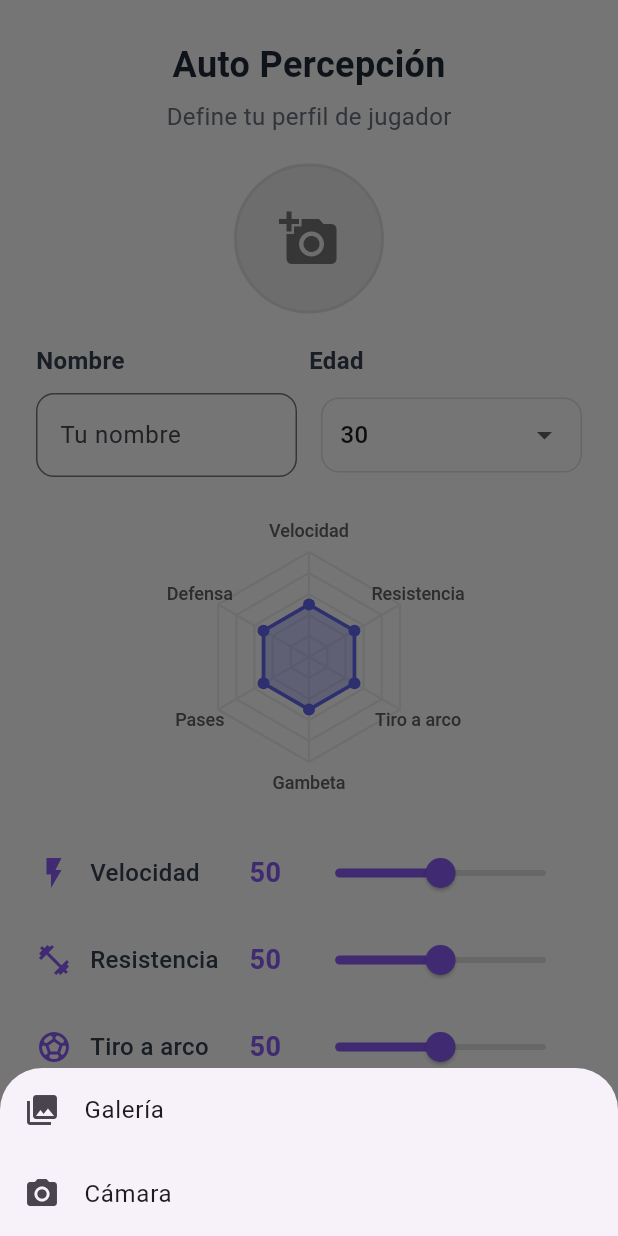
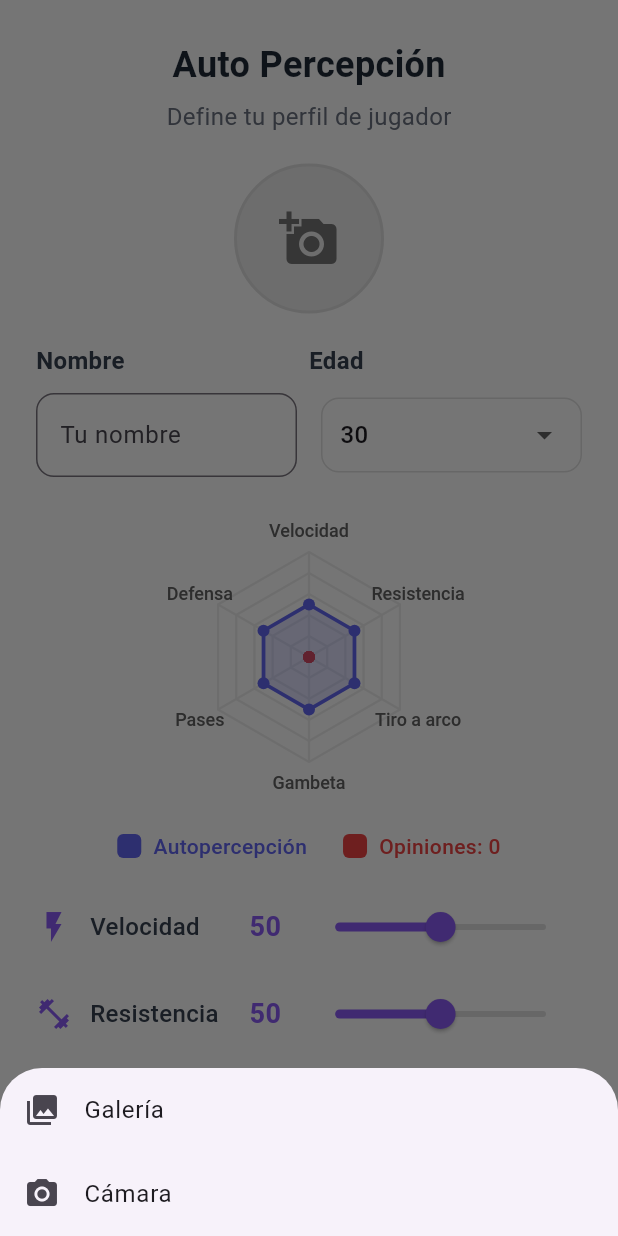
Before and after one commit to martinartaza/phone-app-verification, a Flutter app: the ProfileScreen screen opened by its route, after a tap on the "add a photo" icon, on a phone screen of 412 x 824 dp. Run offline on Flutter 3.47's test engine with Material 3 defaults, Android fonts, the phone set to English and light mode, and no system bars; our stand-ins replace image_picker, shared_preferences; accounts and stored records are empty; Roboto replaces fonts that are missing (SF Pro Display).

Commit message:
Add dual hexagon_chart

```diff
--- a/lib/models/user_profile.dart
+++ b/lib/models/user_profile.dart
@@ -10,6 +10,7 @@ class UserProfile {
   final bool isMidfielder;
   final bool isDefender;
   final bool profileCompleted;
+  final int numberOfOpinions;
 
   UserProfile({
     this.name = '',
@@ -23,6 +24,7 @@ class UserProfile {
     this.isMidfielder = false,
     this.isDefender = false,
     this.profileCompleted = false,
+    this.numberOfOpinions = 0,
   }) : skills = skills ?? {
           'velocidad': 50.0,
           'resistencia': 50.0,
@@ -52,6 +54,7 @@ class UserProfile {
     bool? isMidfielder,
     bool? isDefender,
     bool? profileCompleted,
+    int? numberOfOpinions,
   }) {
     return UserProfile(
       name: name ?? this.name,
@@ -65,6 +68,7 @@ class UserProfile {
       isMidfielder: isMidfielder ?? this.isMidfielder,
       isDefender: isDefender ?? this.isDefender,
       profileCompleted: profileCompleted ?? this.profileCompleted,
+      numberOfOpinions: numberOfOpinions ?? this.numberOfOpinions,
     );
   }
 
@@ -81,6 +85,7 @@ class UserProfile {
       'is_midfielder': isMidfielder,
       'is_defender': isDefender,
       'profile_completed': profileCompleted,
+      'number_of_opinions': numberOfOpinions,
     };
   }
 
@@ -97,6 +102,7 @@ class UserProfile {
       isMidfielder: json['is_midfielder'] ?? false,
       isDefender: json['is_defender'] ?? false,
       profileCompleted: json['profile_completed'] ?? false,
+      numberOfOpinions: json['number_of_opinions'] ?? 0,
     );
   }
 }
--- a/lib/providers/profile.dart
+++ b/lib/providers/profile.dart
@@ -1,3 +1,4 @@
+import 'dart:io';
 import 'package:flutter/material.dart';
 import 'package:image_picker/image_picker.dart';
 import '../services/profile.dart';
@@ -15,9 +16,22 @@ class ProfileProvider with ChangeNotifier {
   bool get isLoading => _isLoading;
   String? get error => _error;
 
+  /// Provee una ImageProvider priorizando foto local y luego la URL del servidor.
+  /// Úsese en la UI para mantener el widget libre de lógica.
+  ImageProvider<Object> get profileImageProvider {
+    if (_profile.photoPath != null) {
+      return FileImage(File(_profile.photoPath!));
+    }
+    if (_profile.photoUrl != null && _profile.photoUrl!.isNotEmpty) {
+      return NetworkImage(_profile.photoUrl!);
+    }
+    // Fallback a un asset por defecto
+    return const AssetImage('assets/icons/logo.png');
+  }
+
   bool get isNameValid {
     final name = _profile.name.trim();
-    return name.length >= 4 && name.length <= 20 && !name.contains(' ');
+    return name.length >= 4 && name.length <= 30;
   }
 
   bool get canSaveProfile {
@@ -86,7 +100,7 @@ class ProfileProvider with ChangeNotifier {
 
   Future<bool> saveProfile(String token) async {
     if (!canSaveProfile) {
-      _setError('Llenar nombre de 4 a 20 caracteres (no puede ser espacio)');
+      _setError('El nombre debe tener entre 4 y 30 caracteres');
       return false;
     }
 
--- a/lib/screens/home.dart
+++ b/lib/screens/home.dart
@@ -120,18 +120,19 @@ class _HomeScreenState extends State<HomeScreen> with SingleTickerProviderStateM
                     border: Border.all(color: Colors.white, width: 2),
                   ),
                   child: ClipOval(
-                    child: profileProvider.profile.photoPath != null
-                        ? Image.file(
-                            File(profileProvider.profile.photoPath!),
+                    child: Image(
+                      image: profileProvider.profileImageProvider,
                       fit: BoxFit.cover,
-                          )
-                        : Container(
+                      errorBuilder: (context, error, stackTrace) {
+                        return Container(
                           color: Colors.white.withOpacity(0.2),
                           child: const Icon(
                             Icons.person,
                             color: Colors.white,
                             size: 24,
                           ),
+                        );
+                      },
                     ),
                   ),
                 ),
--- a/lib/screens/profile.dart
+++ b/lib/screens/profile.dart
@@ -4,7 +4,7 @@ import 'package:provider/provider.dart';
 import 'package:image_picker/image_picker.dart';
 import '../providers/profile.dart';
 import '../providers/auth.dart';
-import '../widgets/pentagon_chart.dart';
+import '../widgets/dual_hexagon_chart.dart';
 
 class ProfileScreen extends StatefulWidget {
   const ProfileScreen({Key? key}) : super(key: key);
@@ -16,6 +16,7 @@ class ProfileScreen extends StatefulWidget {
 class _ProfileScreenState extends State<ProfileScreen> {
   final _nameController = TextEditingController();
   int _selectedAge = 30;
+  VoidCallback? _providerListener;
 
   @override
   void initState() {
@@ -37,32 +38,39 @@ class _ProfileScreenState extends State<ProfileScreen> {
       print('  - profile.name: ${profileProvider.profile.name}');
       print('  - profile.age: ${profileProvider.profile.age}');
       print('  - _selectedAge: $_selectedAge');
+
+      // Suscribirse a cambios del provider para reflejar carga async del perfil
+      _providerListener = () {
+        final loadedName = profileProvider.profile.name;
+        if (_nameController.text != loadedName) {
+          _nameController.text = loadedName;
+        }
+
+        final loadedAge = profileProvider.profile.age;
+        if (_selectedAge != loadedAge && mounted) {
+          setState(() {
+            _selectedAge = loadedAge;
+          });
+        }
+      };
+      profileProvider.addListener(_providerListener!);
     });
   }
 
   @override
   void didChangeDependencies() {
     super.didChangeDependencies();
-    // Actualizar los campos cuando el perfil cambie (ej: después de cargar del servidor)
-    final profileProvider = Provider.of<ProfileProvider>(context, listen: false);
-
-    if (_selectedAge != profileProvider.profile.age) {
-      print('🔄 ProfileScreen didChangeDependencies:');
-      print('  - _selectedAge: $_selectedAge');
-      print('  - profile.age: ${profileProvider.profile.age}');
-      setState(() {
-        _selectedAge = profileProvider.profile.age;
-      });
-    }
-
-    // Actualizar el nombre si cambió
-    if (_nameController.text != profileProvider.profile.name) {
-      _nameController.text = profileProvider.profile.name;
-    }
   }
 
   @override
   void dispose() {
+    // Remover listener para evitar fugas de memoria
+    try {
+      final profileProvider = Provider.of<ProfileProvider>(context, listen: false);
+      if (_providerListener != null) {
+        profileProvider.removeListener(_providerListener!);
+      }
+    } catch (_) {}
     _nameController.dispose();
     super.dispose();
   }
@@ -145,9 +153,11 @@ class _ProfileScreenState extends State<ProfileScreen> {
 
                   const SizedBox(height: 20),
 
-                  // Pentágono
-                  PentagonChart(
-                    skills: profileProvider.profile.skills,
+                  // Hexágonos duales
+                  DualHexagonChart(
+                    selfPerceptionSkills: profileProvider.profile.skills,
+                    averageOpinionSkills: profileProvider.profile.averageSkills,
+                    numberOfOpinions: profileProvider.profile.numberOfOpinions,
                     size: 200,
                   ),
 
@@ -277,7 +287,7 @@ class _ProfileScreenState extends State<ProfileScreen> {
           borderSide: const BorderSide(color: Colors.red, width: 2),
         ),
         errorText: !profileProvider.isNameValid && _nameController.text.isNotEmpty
-            ? 'Nombre de 4 a 20 caracteres'
+            ? 'Nombre de 4 a 30 caracteres'
             : null,
       ),
     );
--- a/lib/services/profile.dart
+++ b/lib/services/profile.dart
@@ -31,7 +31,7 @@ class ProfileService {
         request.headers['Authorization'] = 'Bearer $token';
 
         // Agregar campos del perfil
-        request.fields['name'] = profile.name;
+        request.fields['firstname'] = profile.name;
         request.fields['age'] = profile.age.toString();
         request.fields['is_goalkeeper'] = profile.isGoalkeeper.toString();
         request.fields['is_forward'] = profile.isStriker.toString();
@@ -55,7 +55,7 @@ class ProfileService {
       } else {
         // Si no hay foto, usar JSON
         final body = {
-          'name': profile.name,
+          'firstname': profile.name,
           'age': profile.age,
           'is_goalkeeper': profile.isGoalkeeper,
           'is_forward': profile.isStriker,
@@ -134,6 +134,17 @@ class ProfileService {
             'defensa': (selfPerception['defending'] ?? 50).toDouble(),
           };
 
+          // Mapear average_opinion de inglés a español para uso interno
+          final averageOpinion = data['average_opinion'] as Map<String, dynamic>? ?? {};
+          final mappedAverageSkills = <String, double>{
+            'velocidad': (averageOpinion['speed'] ?? 0).toDouble(),
+            'resistencia': (averageOpinion['stamina'] ?? 0).toDouble(),
+            'tiro': (averageOpinion['shooting'] ?? 0).toDouble(),
+            'gambeta': (averageOpinion['dribbling'] ?? 0).toDouble(),
+            'pases': (averageOpinion['passing'] ?? 0).toDouble(),
+            'defensa': (averageOpinion['defending'] ?? 0).toDouble(),
+          };
+
           // Construir URL completa de la foto si existe
           String? fullPhotoUrl;
           if (data['photo_url'] != null && data['photo_url'].toString().isNotEmpty) {
@@ -144,15 +155,18 @@ class ProfileService {
           }
 
           final profile = UserProfile(
-            name: data['name'] ?? '',
+            // El backend devuelve first_name; usar fallback a firstname por compatibilidad
+            name: data['first_name'] ?? data['firstname'] ?? '',
             age: data['age'] ?? 30,
             photoUrl: fullPhotoUrl,
             skills: mappedSkills,
+            averageSkills: mappedAverageSkills,
             isGoalkeeper: data['is_goalkeeper'] ?? false,
             isStriker: data['is_forward'] ?? false,
             isMidfielder: data['is_midfielder'] ?? false,
             isDefender: data['is_defender'] ?? false,
             profileCompleted: true,
+            numberOfOpinions: data['number_of_opinions'] ?? 0,
           );
 
           print('✅ Profile loaded successfully from server');
--- /dev/null
+++ b/lib/widgets/dual_hexagon_chart.dart
@@ -0,0 +1,265 @@
+import 'dart:math';
+import 'package:flutter/material.dart';
+
+class DualHexagonChart extends StatelessWidget {
+  final Map<String, double> selfPerceptionSkills;
+  final Map<String, double> averageOpinionSkills;
+  final int numberOfOpinions;
+  final double size;
+
+  const DualHexagonChart({
+    Key? key,
+    required this.selfPerceptionSkills,
+    required this.averageOpinionSkills,
+    required this.numberOfOpinions,
+    this.size = 200,
+  }) : super(key: key);
+
+  @override
+  Widget build(BuildContext context) {
+    return Column(
+      children: [
+        // Hexágonos superpuestos
+        CustomPaint(
+          size: Size(size, size),
+          painter: DualHexagonPainter(
+            selfPerceptionSkills,
+            averageOpinionSkills,
+          ),
+        ),
+
+        const SizedBox(height: 16),
+
+        // Leyenda
+        Row(
+          mainAxisAlignment: MainAxisAlignment.center,
+          children: [
+            // Autopercepción
+            Row(
+              children: [
+                Container(
+                  width: 16,
+                  height: 16,
+                  decoration: BoxDecoration(
+                    color: const Color(0xFF6366F1), // Azul
+                    borderRadius: BorderRadius.circular(4),
+                  ),
+                ),
+                const SizedBox(width: 8),
+                const Text(
+                  'Autopercepción',
+                  style: TextStyle(
+                    color: Color(0xFF6366F1),
+                    fontSize: 14,
+                    fontWeight: FontWeight.w500,
+                  ),
+                ),
+              ],
+            ),
+
+            const SizedBox(width: 24),
+
+            // Opiniones
+            Row(
+              children: [
+                Container(
+                  width: 16,
+                  height: 16,
+                  decoration: BoxDecoration(
+                    color: const Color(0xFFEF4444), // Rojo
+                    borderRadius: BorderRadius.circular(4),
+                  ),
+                ),
+                const SizedBox(width: 8),
+                Text(
+                  'Opiniones: $numberOfOpinions',
+                  style: const TextStyle(
+                    color: Color(0xFFEF4444),
+                    fontSize: 14,
+                    fontWeight: FontWeight.w500,
+                  ),
+                ),
+              ],
+            ),
+          ],
+        ),
+      ],
+    );
+  }
+}
+
+class DualHexagonPainter extends CustomPainter {
+  final Map<String, double> selfPerceptionSkills;
+  final Map<String, double> averageOpinionSkills;
+  final List<String> skillOrder = ['velocidad', 'resistencia', 'tiro', 'gambeta', 'pases', 'defensa'];
+  final List<String> skillLabels = ['Velocidad', 'Resistencia', 'Tiro a arco', 'Gambeta', 'Pases', 'Defensa'];
+
+  DualHexagonPainter(this.selfPerceptionSkills, this.averageOpinionSkills);
+
+  @override
+  void paint(Canvas canvas, Size size) {
+    final center = Offset(size.width / 2, size.height / 2);
+    final radius = size.width * 0.35;
+
+    // Colores
+    final blueColor = const Color(0xFF6366F1); // Azul para autopercepción
+    final redColor = const Color(0xFFEF4444); // Rojo para opiniones
+    final backgroundColor = Colors.grey.shade200;
+
+    // Dibujar líneas de fondo (hexágono base)
+    _drawBackgroundHexagon(canvas, center, radius, backgroundColor);
+
+    // Dibujar hexágono de opiniones promedio (atrás)
+    _drawSkillsHexagon(canvas, center, radius, redColor, averageOpinionSkills);
+
+    // Dibujar hexágono de autopercepción (adelante)
+    _drawSkillsHexagon(canvas, center, radius, blueColor, selfPerceptionSkills);
+
+    // Dibujar labels
+    _drawLabels(canvas, center, radius * 1.2, Colors.grey.shade700);
+  }
+
+  void _drawBackgroundHexagon(Canvas canvas, Offset center, double radius, Color color) {
+    final paint = Paint()
+      ..color = color
+      ..style = PaintingStyle.stroke
+      ..strokeWidth = 1.5;
+
+    // Dibujar 5 niveles del hexágono (20%, 40%, 60%, 80%, 100%)
+    for (int level = 1; level <= 5; level++) {
+      final levelRadius = radius * (level / 5);
+      final path = _createHexagonPath(center, levelRadius);
+      canvas.drawPath(path, paint);
+    }
+
+    // Dibujar líneas desde el centro a cada vértice
+    for (int i = 0; i < 6; i++) {
+      final angle = (i * 2 * pi / 6) - (pi / 2); // Empezar desde arriba
+      final endPoint = Offset(
+        center.dx + radius * cos(angle),
+        center.dy + radius * sin(angle),
+      );
+      canvas.drawLine(center, endPoint, paint);
+    }
+  }
+
+  void _drawSkillsHexagon(Canvas canvas, Offset center, double radius, Color color, Map<String, double> skills) {
+    final paint = Paint()
+      ..color = color.withOpacity(0.2)
+      ..style = PaintingStyle.fill;
+
+    final strokePaint = Paint()
+      ..color = color
+      ..style = PaintingStyle.stroke
+      ..strokeWidth = 2.5;
+
+    final path = Path();
+    bool isFirst = true;
+
+    for (int i = 0; i < 6; i++) {
+      final skillName = skillOrder[i];
+      final skillValue = skills[skillName] ?? 0;
+      final normalizedValue = skillValue / 100; // Normalizar a 0-1
+
+      final angle = (i * 2 * pi / 6) - (pi / 2); // Empezar desde arriba
+      final skillRadius = radius * normalizedValue;
+
+      final point = Offset(
+        center.dx + skillRadius * cos(angle),
+        center.dy + skillRadius * sin(angle),
+      );
+
+      if (isFirst) {
+        path.moveTo(point.dx, point.dy);
+        isFirst = false;
+      } else {
+        path.lineTo(point.dx, point.dy);
+      }
+    }
+
+    path.close();
+
+    // Dibujar el área rellena
+    canvas.drawPath(path, paint);
+
+    // Dibujar el borde
+    canvas.drawPath(path, strokePaint);
+
+    // Dibujar puntos en cada vértice
+    final pointPaint = Paint()
+      ..color = color
+      ..style = PaintingStyle.fill;
+
+    for (int i = 0; i < 6; i++) {
+      final skillName = skillOrder[i];
+      final skillValue = skills[skillName] ?? 0;
+      final normalizedValue = skillValue / 100;
+
+      final angle = (i * 2 * pi / 6) - (pi / 2);
+      final skillRadius = radius * normalizedValue;
+
+      final point = Offset(
+        center.dx + skillRadius * cos(angle),
+        center.dy + skillRadius * sin(angle),
+      );
+
+      canvas.drawCircle(point, 4, pointPaint);
+    }
+  }
+
+  void _drawLabels(Canvas canvas, Offset center, double radius, Color textColor) {
+    for (int i = 0; i < 6; i++) {
+      final angle = (i * 2 * pi / 6) - (pi / 2);
+      final labelPosition = Offset(
+        center.dx + radius * cos(angle),
+        center.dy + radius * sin(angle),
+      );
+
+      final textPainter = TextPainter(
+        text: TextSpan(
+          text: skillLabels[i],
+          style: TextStyle(
+            color: textColor,
+            fontSize: 12,
+            fontWeight: FontWeight.w500,
+          ),
+        ),
+        textDirection: TextDirection.ltr,
+      );
+
+      textPainter.layout();
+
+      // Ajustar posición del texto para centrarlo
+      final textOffset = Offset(
+        labelPosition.dx - textPainter.width / 2,
+        labelPosition.dy - textPainter.height / 2,
+      );
+
+      textPainter.paint(canvas, textOffset);
+    }
+  }
+
+  Path _createHexagonPath(Offset center, double radius) {
+    final path = Path();
+
+    for (int i = 0; i < 6; i++) {
+      final angle = (i * 2 * pi / 6) - (pi / 2);
+      final point = Offset(
+        center.dx + radius * cos(angle),
+        center.dy + radius * sin(angle),
+      );
+
+      if (i == 0) {
+        path.moveTo(point.dx, point.dy);
+      } else {
+        path.lineTo(point.dx, point.dy);
+      }
+    }
+
+    path.close();
+    return path;
+  }
+
+  @override
+  bool shouldRepaint(covariant CustomPainter oldDelegate) => true;
+}
```
Lines whose indentation alone changed are shown as unchanged.
